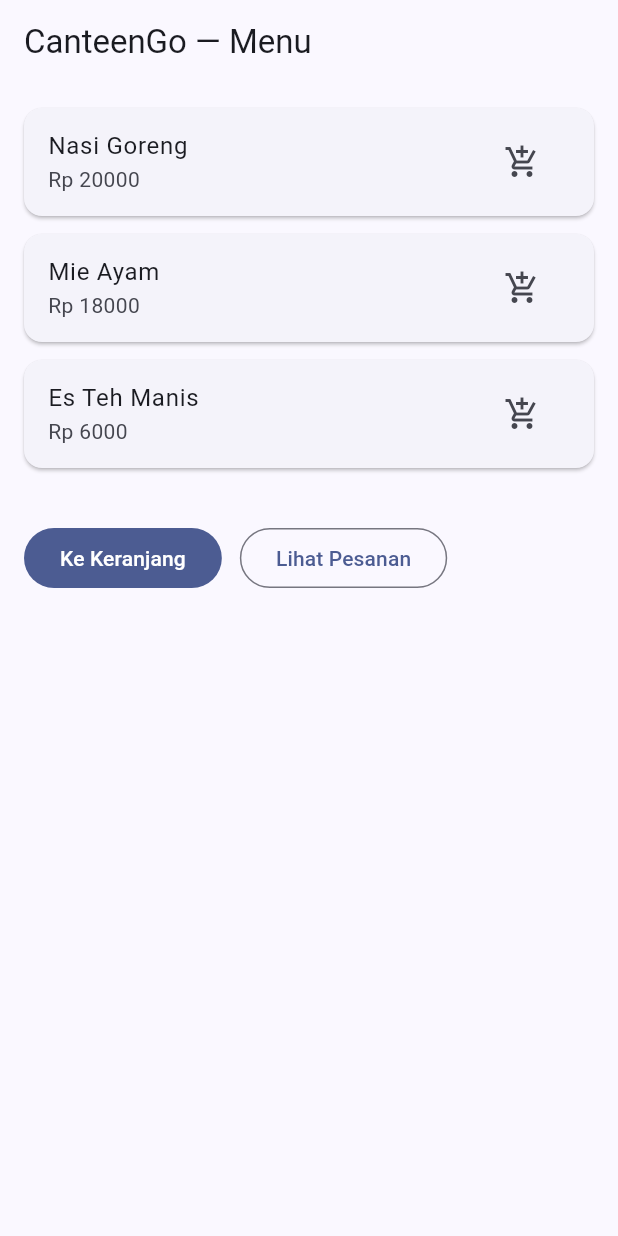
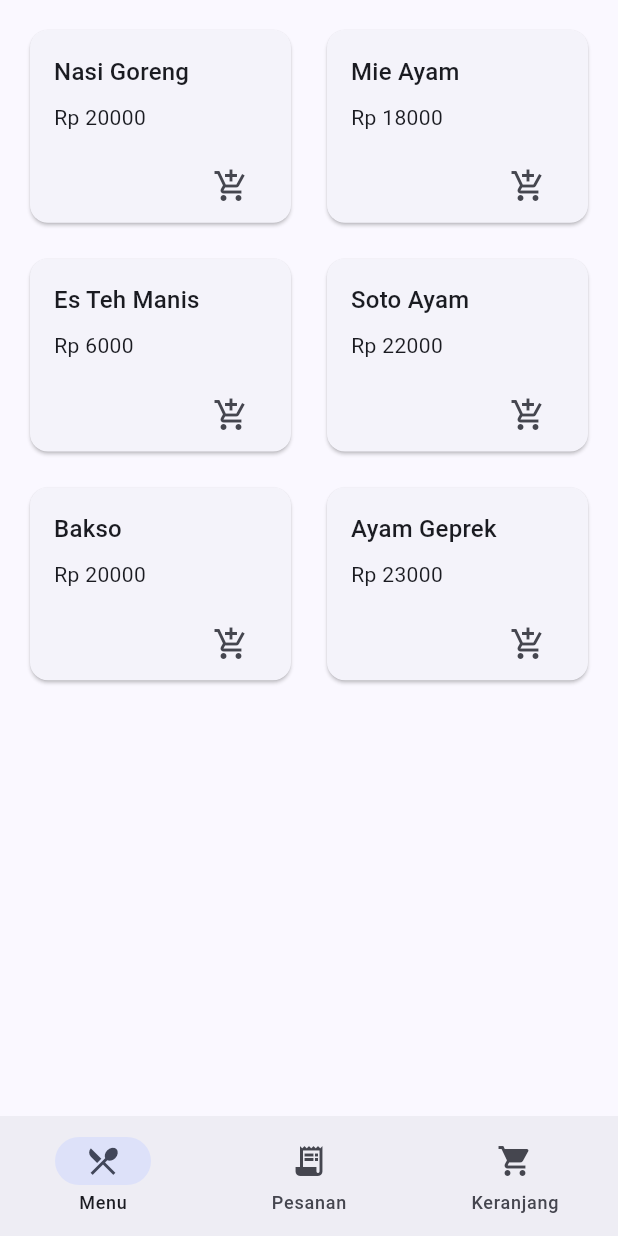
Before and after one commit to sitanovitaa/canteen_go, a Flutter app: the screen it shows after launch, on a phone screen of 412 x 824 dp. Run offline on Flutter 3.47's test engine with Material 3 defaults, Android fonts, the phone set to English and light mode, and no system bars; our stand-ins replace flutter_riverpod, freezed_annotation, go_router.

Commit message:
feat: implement responsive and adaptive UI

```diff
--- /dev/null
+++ b/lib/src/app/layout/breakpoints.dart
@@ -0,0 +1,11 @@
+class Breakpoints {
+  static const phone = 0.0;       // < 600
+  static const tablet = 600.0;    // 600–1024
+  static const desktop = 1024.0;  // > 1024
+}
+
+extension ScreenSize on double {
+  bool get isPhone => this < Breakpoints.tablet;
+  bool get isTablet => this >= Breakpoints.tablet && this < Breakpoints.desktop;
+  bool get isDesktop => this >= Breakpoints.desktop;
+}
--- /dev/null
+++ b/lib/src/app/layout/responsive_scaffold.dart
@@ -0,0 +1,67 @@
+import 'package:flutter/material.dart';
+import 'package:go_router/go_router.dart';
+import 'breakpoints.dart';
+import '../theme/tokens.dart';
+
+class ResponsiveScaffold extends StatelessWidget {
+  const ResponsiveScaffold({
+    super.key,
+    required this.child,
+    required this.currentIndex,
+  });
+
+  final Widget child;
+  final int currentIndex; // 0: Menu, 1: Orders, 2: Cart
+
+  void _onTap(BuildContext context, int idx) {
+    switch (idx) {
+      case 0: context.goNamed('menu'); break;
+      case 1: context.goNamed('orders'); break;
+      case 2: context.goNamed('cart'); break;
+    }
+  }
+
+  @override
+  Widget build(BuildContext context) {
+    final width = MediaQuery.of(context).size.width;
+
+    // PHONE → BottomNavigationBar
+    if (width < Breakpoints.tablet) {
+      return Scaffold(
+        body: child,
+        bottomNavigationBar: NavigationBar(
+          selectedIndex: currentIndex,
+          onDestinationSelected: (i) => _onTap(context, i),
+          destinations: const [
+            NavigationDestination(icon: Icon(Icons.restaurant_menu), label: 'Menu'),
+            NavigationDestination(icon: Icon(Icons.receipt_long), label: 'Pesanan'),
+            NavigationDestination(icon: Icon(Icons.shopping_cart), label: 'Keranjang'),
+          ],
+        ),
+      );
+    }
+
+    // TABLET/WEB → NavigationRail
+    return Scaffold(
+      body: Row(
+        children: [
+          NavigationRail(
+            selectedIndex: currentIndex,
+            onDestinationSelected: (i) => _onTap(context, i),
+            labelType: NavigationRailLabelType.all,
+            destinations: const [
+              NavigationRailDestination(icon: Icon(Icons.restaurant_menu), label: Text('Menu')),
+              NavigationRailDestination(icon: Icon(Icons.receipt_long), label: Text('Pesanan')),
+              NavigationRailDestination(icon: Icon(Icons.shopping_cart), label: Text('Keranjang')),
+            ],
+          ),
+          const VerticalDivider(width: 1),
+          Expanded(child: Padding(
+            padding: const EdgeInsets.all(Tokens.l),
+            child: child,
+          )),
+        ],
+      ),
+    );
+  }
+}
--- /dev/null
+++ b/lib/src/app/theme/tokens.dart
@@ -0,0 +1,21 @@
+import 'package:flutter/material.dart';
+
+class Tokens {
+  // Spacing
+  static const s = 8.0;
+  static const m = 12.0;
+  static const l = 16.0;
+  static const xl = 24.0;
+
+  // Radius
+  static const r = 12.0;
+  static const r2 = 20.0;
+
+  // Durations
+  static const fast = Duration(milliseconds: 150);
+  static const normal = Duration(milliseconds: 250);
+
+  // Elevation
+  static const e1 = 1.0;
+  static const e2 = 3.0;
+}
--- a/lib/src/features/menu/presentation/screens/menu_screen.dart
+++ b/lib/src/features/menu/presentation/screens/menu_screen.dart
@@ -1,56 +1,15 @@
+import 'package:canteen_go/src/app/layout/responsive_scaffold.dart';
+import 'package:canteen_go/src/features/menu/presentation/widgets/menu_grid.dart';
 import 'package:flutter/material.dart';
-import 'package:go_router/go_router.dart';
 
 class MenuScreen extends StatelessWidget {
   const MenuScreen({super.key});
 
   @override
   Widget build(BuildContext context) {
-    return Scaffold(
-      appBar: AppBar(title: const Text('CanteenGo — Menu')),
-      body: ListView(
-        padding: const EdgeInsets.all(16),
-        children: [
-          const _MenuCard(title: 'Nasi Goreng', price: 20000),
-          const _MenuCard(title: 'Mie Ayam', price: 18000),
-          const _MenuCard(title: 'Es Teh Manis', price: 6000),
-          const SizedBox(height: 24),
-          Row(
-            children: [
-              FilledButton(
-                onPressed: () => context.goNamed('cart'),
-                child: const Text('Ke Keranjang'),
-              ),
-              const SizedBox(width: 12),
-              OutlinedButton(
-                onPressed: () => context.goNamed('orders'),
-                child: const Text('Lihat Pesanan'),
-              ),
-            ],
-          ),
-        ],
-      ),
+    return const ResponsiveScaffold(
+      currentIndex: 0,
+      child: MenuGrid(),
     );
   }
 }
-
-class _MenuCard extends StatelessWidget {
-  const _MenuCard({required this.title, required this.price});
-  final String title;
-  final int price;
-
-  @override
-  Widget build(BuildContext context) {
-    return Card(
-      margin: const EdgeInsets.only(bottom: 12),
-      child: ListTile(
-        title: Text(title),
-        subtitle: Text('Rp $price'),
-        trailing: IconButton(
-          icon: const Icon(Icons.add_shopping_cart_outlined),
-          onPressed: () {}, // akan dihubungkan di Bagian 3 (Riverpod)
-        ),
-      ),
-    );
-  }
-}
--- /dev/null
+++ b/lib/src/features/menu/presentation/widgets/menu_card.dart
@@ -0,0 +1,35 @@
+import 'package:flutter/material.dart';
+import '../../../../app/theme/tokens.dart';
+
+class MenuCard extends StatelessWidget {
+  const MenuCard({super.key, required this.title, required this.price});
+  final String title;
+  final int price;
+
+  @override
+  Widget build(BuildContext context) {
+    return Card(
+      elevation: Tokens.e1,
+      shape: RoundedRectangleBorder(borderRadius: BorderRadius.circular(Tokens.r)),
+      child: Padding(
+        padding: const EdgeInsets.all(Tokens.l),
+        child: Column(
+          crossAxisAlignment: CrossAxisAlignment.start,
+          children: [
+            Text(title, style: Theme.of(context).textTheme.titleMedium),
+            const SizedBox(height: Tokens.s),
+            Text('Rp $price'),
+            const SizedBox(height: Tokens.m),
+            Align(
+              alignment: Alignment.bottomRight,
+              child: IconButton(
+                onPressed: () {},
+                icon: const Icon(Icons.add_shopping_cart_outlined),
+              ),
+            )
+          ],
+        ),
+      ),
+    );
+  }
+}
--- /dev/null
+++ b/lib/src/features/menu/presentation/widgets/menu_grid.dart
@@ -0,0 +1,54 @@
+import 'package:flutter/material.dart';
+import '../../../../app/layout/breakpoints.dart';
+import '../../../../app/theme/tokens.dart';
+import 'menu_card.dart';
+import '../../../../common/widgets/skeleton.dart';
+
+class MenuGrid extends StatelessWidget {
+  const MenuGrid({super.key});
+
+  int _columnsForWidth(double w) {
+    if (w < Breakpoints.tablet) return 2;      // phone
+    if (w < Breakpoints.desktop) return 3;     // tablet
+    return 4;                                  // desktop
+  }
+
+  @override
+  Widget build(BuildContext context) {
+    final w = MediaQuery.of(context).size.width;
+    final cols = _columnsForWidth(w);
+
+    // Data dummy UI-first
+    final items = [
+      ['Nasi Goreng', 20000],
+      ['Mie Ayam', 18000],
+      ['Es Teh Manis', 6000],
+      ['Soto Ayam', 22000],
+      ['Bakso', 20000],
+      ['Ayam Geprek', 23000],
+    ];
+
+    return CustomScrollView(
+      slivers: [
+        SliverPadding(
+          padding: const EdgeInsets.all(Tokens.l),
+          sliver: SliverGrid(
+            delegate: SliverChildBuilderDelegate(
+              (context, i) {
+                final item = items[i];
+                return MenuCard(title: item[0] as String, price: item[1] as int);
+              },
+              childCount: items.length,
+            ),
+            gridDelegate: SliverGridDelegateWithFixedCrossAxisCount(
+              crossAxisCount: cols,
+              crossAxisSpacing: Tokens.l,
+              mainAxisSpacing: Tokens.l,
+              childAspectRatio: 4/3,
+            ),
+          ),
+        ),
+      ],
+    );
+  }
+}
```
Also changed, not shown: lib/src/common/widgets/empty_state.dart (added, +28 -0 lines), lib/src/common/widgets/error_state.dart (added, +27 -0 lines), lib/src/common/widgets/skeleton.dart (added, +39 -0 lines), lib/src/features/cart/presentation/screens/cart_screen.dart (+4 -3 lines), lib/src/features/orders/presentation/screens/orders_screen.dart (+4 -3 lines), 2 other files.
